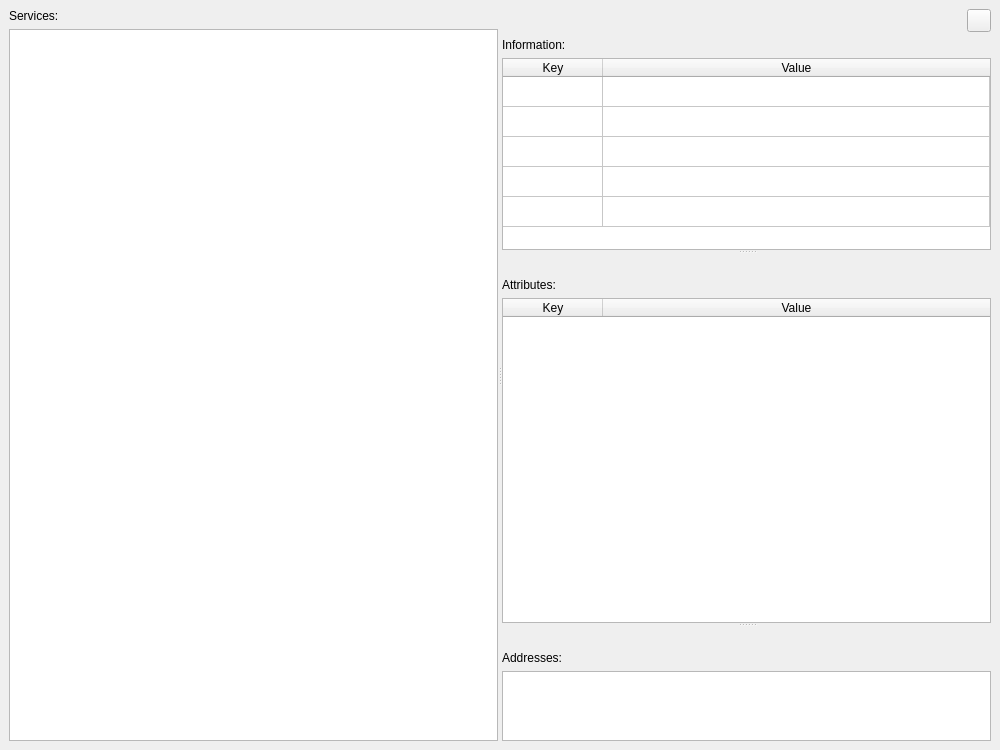
This is src/client/mainwindow.ui in WoutProvost/bonjour-websocket as Qt 5 draws it before an edit. The edited form follows.
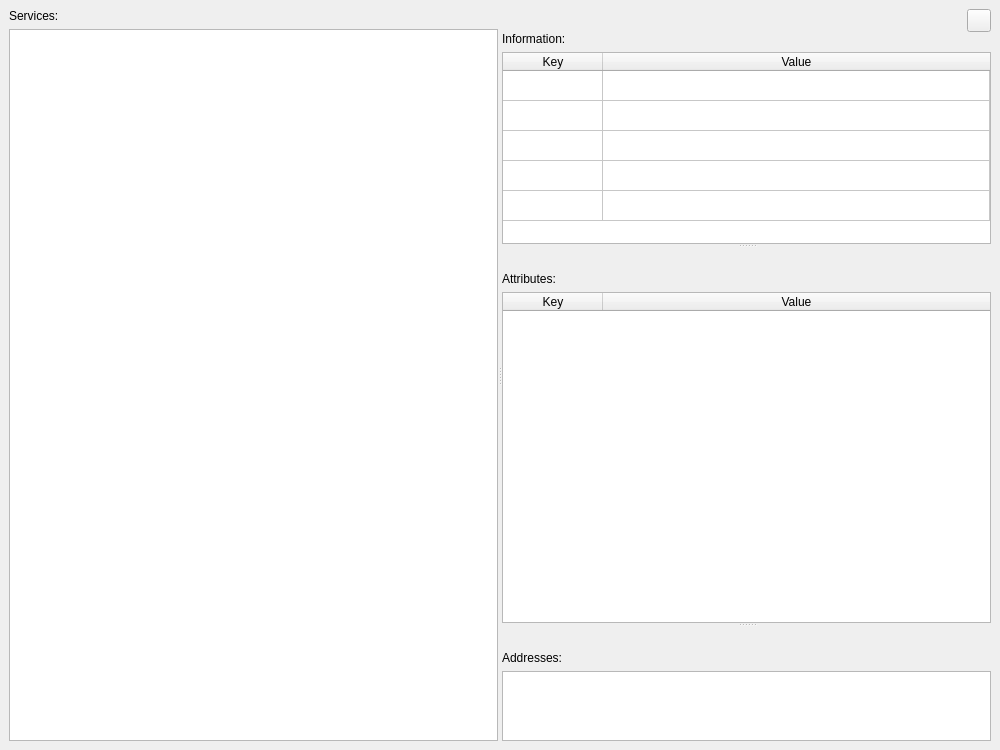
This is the edited form. Icons and pictures are not drawn.

Commit message: Fix extrasLayout spacing below button

```diff
--- a/src/client/mainwindow.ui
+++ b/src/client/mainwindow.ui
@@ -46,6 +46,9 @@
         <enum>Qt::RightToLeft</enum>
        </property>
        <layout class="QVBoxLayout" name="extrasLayout">
+        <property name="spacing">
+         <number>0</number>
+        </property>
         <item>
          <widget class="QToolButton" name="refreshButton">
           <property name="toolTip">
```
